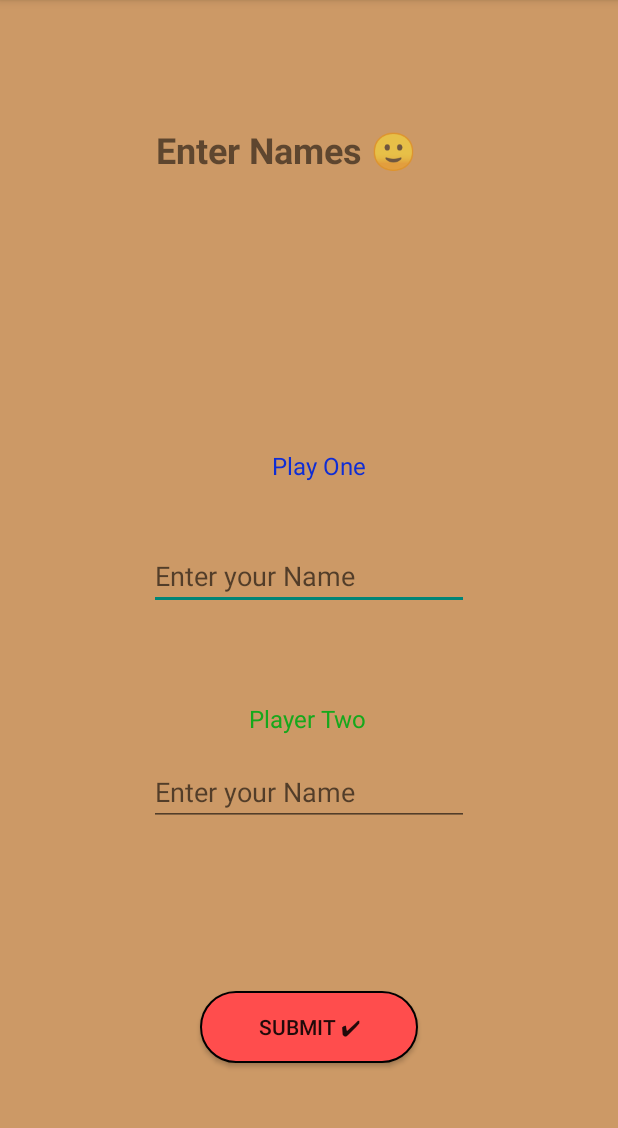
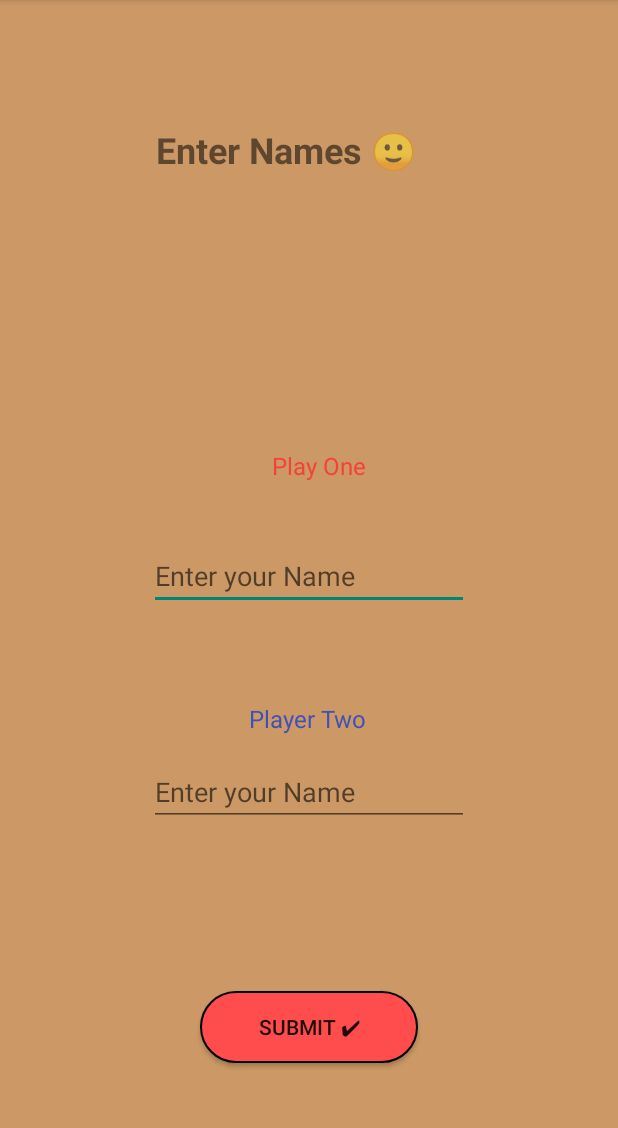
Before and after one commit to mwchben/tictactoe, an Android app: the PlayersPage screen opened directly, with no data from a screen before it, on a phone screen of 412 x 824 dp, the part 84-1212 px from its top. Run offline under Robolectric (Android 15) with nearby library versions, the phone set to English and light mode, and no system bars.

Commit message:
Changed coloring txt for playersDisplay in PlayersPage.java

```diff
--- a/app/src/main/res/layout/activity_players_page.xml
+++ b/app/src/main/res/layout/activity_players_page.xml
@@ -13,7 +13,7 @@
         android:layout_height="wrap_content"
         android:layout_marginTop="196dp"
         android:text="@string/label_1"
-        android:textColor="#0F2DD5"
+        android:textColor="#F44336"
         android:textSize="16sp"
         app:layout_constraintBottom_toTopOf="@+id/player1Name"
         app:layout_constraintEnd_toEndOf="parent"
@@ -42,7 +42,7 @@
         android:layout_height="wrap_content"
         android:layout_marginTop="44dp"
         android:text="@string/label_2"
-        android:textColor="#16A81C"
+        android:textColor="#3F51B5"
         android:textSize="16sp"
         app:layout_constraintBottom_toTopOf="@+id/player2Name"
         app:layout_constraintEnd_toEndOf="parent"
```
